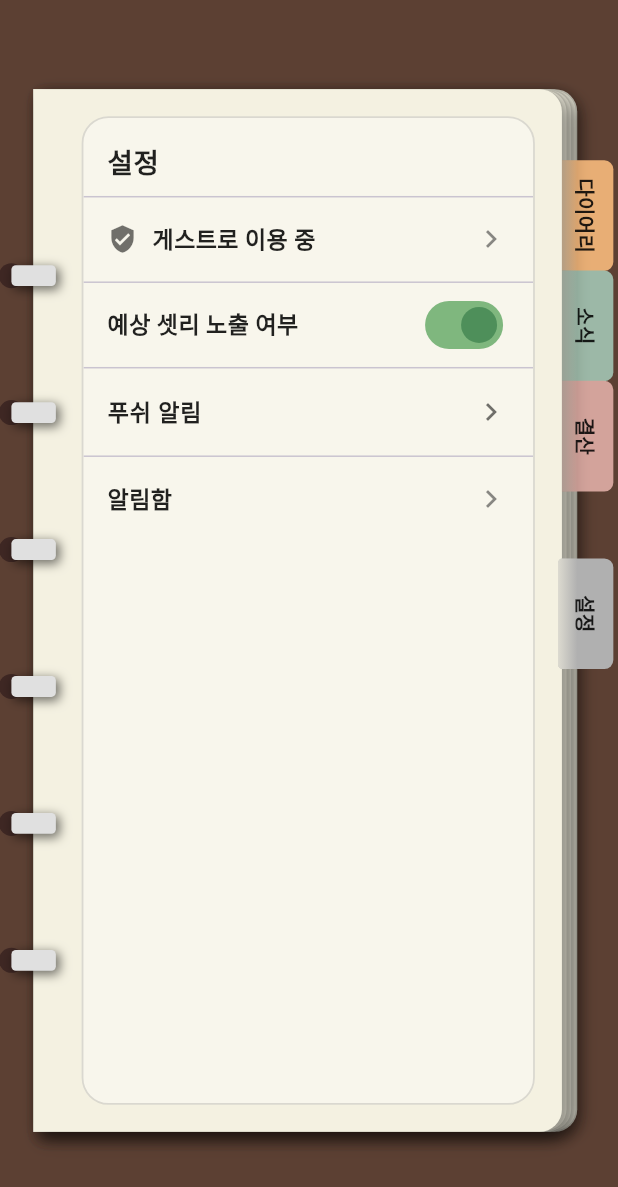
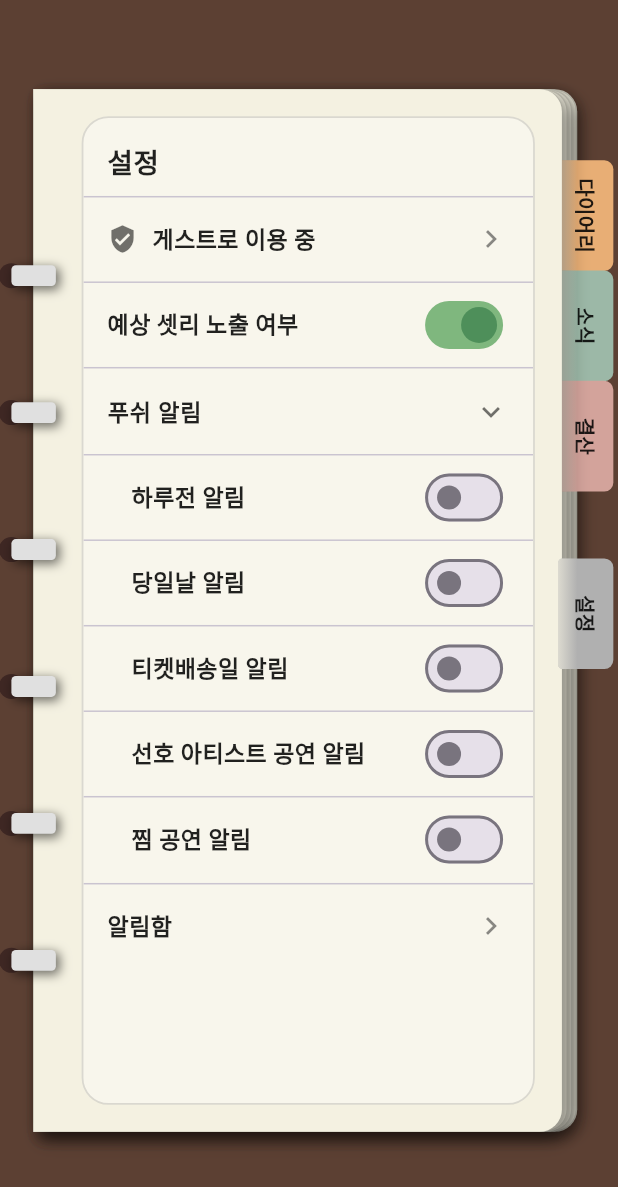
Before and after one commit to minn232/TicketDiary, a Flutter app: the SettingsScreen screen opened by its route, on a phone screen of 412 x 824 dp. Shown: the top 1187 px of the screen. Run offline on Flutter 3.47's test engine with Material 3 defaults, Android fonts, the phone set to English and light mode, and no system bars; our stand-ins replace camera, dio, firebase_core, firebase_messaging, flutter_secure_storage, image_picker and 2 more; accounts and stored records are empty; network calls fail.

Commit message:
fix: adjust artist layouts in notifications and summary
결산 탭 아티스트 레이아웃 수정
설정 탭 알람 레이아웃 수정

```diff
--- a/Prontend/lib/screen/settings_screen.dart
+++ b/Prontend/lib/screen/settings_screen.dart
@@ -31,7 +31,8 @@ class _SettingsScreenState extends State<SettingsScreen> {
   final NotificationSettingsService _notifSettingsService =
       NotificationSettingsService();
 
-  bool pushExpanded = false;
+  // 하위 알림 5개를 바로 볼 수 있도록 기본값을 펼친 상태로 둡니다.
+  bool pushExpanded = true;
   bool pushDayBefore = false;
   bool pushOnTheDay = false;
   bool pushTicketDelivery = false;
@@ -255,18 +256,21 @@ class _SettingsScreenState extends State<SettingsScreen> {
                               title: '하루전 알림',
                               value: pushDayBefore,
                               onChanged: _setDayBefore,
+                              indent: true,
                             ),
                             _divider,
                             _SwitchRow(
                               title: '당일날 알림',
                               value: pushOnTheDay,
                               onChanged: _setConcertDay,
+                              indent: true,
                             ),
                             _divider,
                             _SwitchRow(
                               title: '티켓배송일 알림',
                               value: pushTicketDelivery,
                               onChanged: _setDelivery,
+                              indent: true,
                             ),
                             _divider,
                             // [백엔드 수정]
@@ -275,6 +279,7 @@ class _SettingsScreenState extends State<SettingsScreen> {
                               title: '선호 아티스트 공연 알림',
                               value: pushFavArtistConcert,
                               onChanged: _setFavArtistConcert,
+                              indent: true,
                             ),
                             _divider,
                             // [백엔드 수정]
@@ -283,6 +288,7 @@ class _SettingsScreenState extends State<SettingsScreen> {
                               title: '찜 공연 알림',
                               value: pushPinnedConcert,
                               onChanged: _setPinnedConcert,
+                              indent: true,
                             ),
                           ],
                         ),
@@ -362,12 +368,15 @@ class _SwitchRow extends StatelessWidget {
   final bool value;
   final ValueChanged<bool> onChanged;
   final Color? titleColor;
+  // "푸쉬 알림" 하위 항목처럼 상위 줄과 구분되게 왼쪽으로 들여써야 할 때 true.
+  final bool indent;
 
   const _SwitchRow({
     required this.title,
     required this.value,
     required this.onChanged,
     this.titleColor,
+    this.indent = false,
   });
 
   @override
@@ -375,7 +384,7 @@ class _SwitchRow extends StatelessWidget {
     return SizedBox(
       height: 56,
       child: Padding(
-        padding: const EdgeInsets.symmetric(horizontal: 16),
+        padding: EdgeInsets.only(left: indent ? 32 : 16, right: 16),
         child: Row(
           children: [
             Expanded(
```
Also changed, not shown: Prontend/lib/screen/summary_screen.dart (+8 -18 lines).
